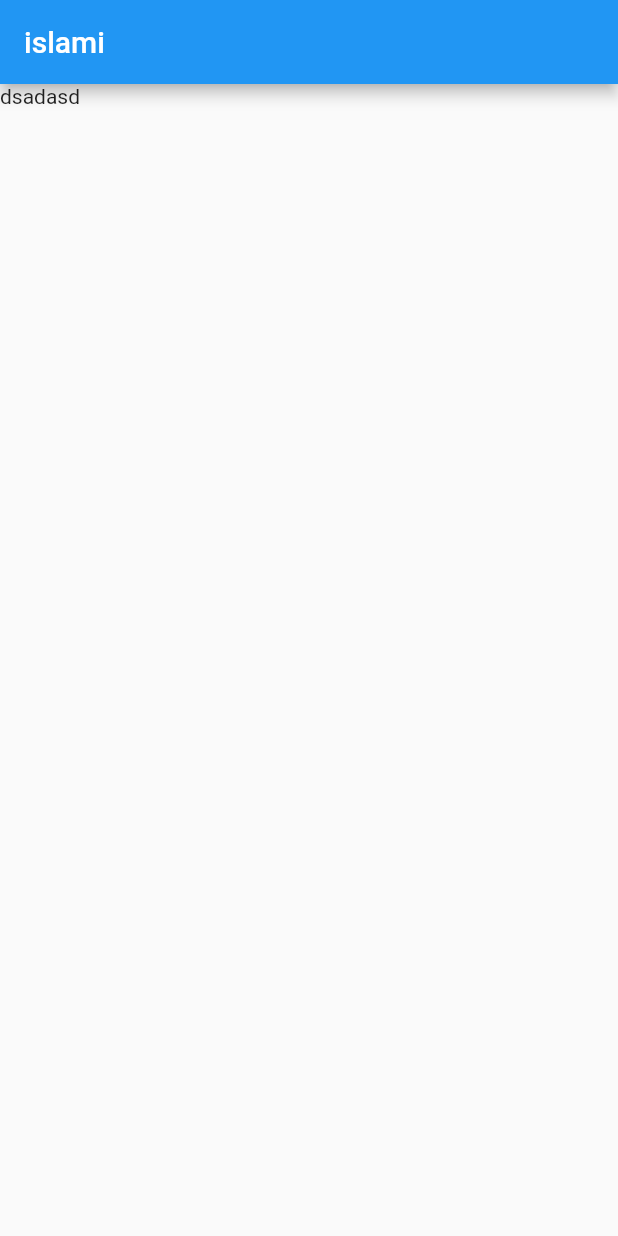
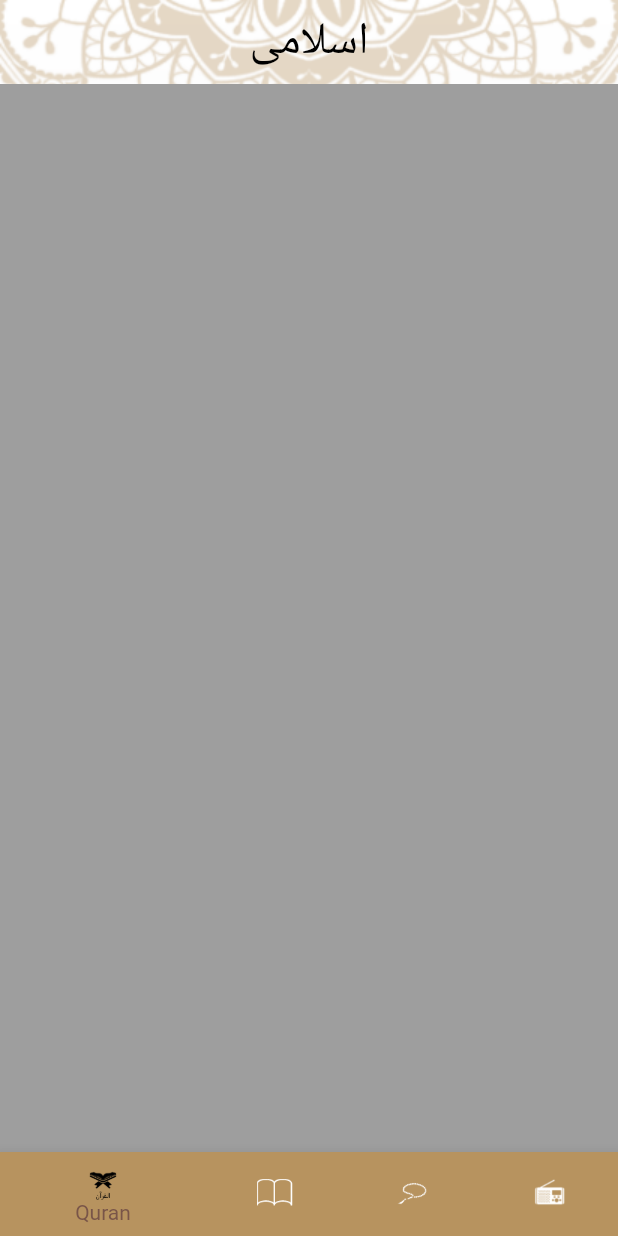
Before and after one commit to Awimer/islami, a Flutter app: the screen it shows after launch, on a phone screen of 412 x 824 dp. Run offline on Flutter 3.47's test engine with Material 2 defaults, Android fonts, the phone set to English and light mode, and no system bars.

Commit message:
home screen is done

```diff
--- /dev/null
+++ b/lib/hadeth_tab.dart
@@ -0,0 +1,11 @@
+import 'package:flutter/material.dart';
+
+class HadethTab extends StatelessWidget{
+  @override
+  Widget build(BuildContext context) {
+    return Container(
+      color: Colors.blue,
+    );
+  }
+
+}
--- a/lib/home_screen.dart
+++ b/lib/home_screen.dart
@@ -1,19 +1,73 @@
 import 'package:flutter/material.dart';
+import 'package:flutter/services.dart';
+import 'package:islami/hadeth_tab.dart';
+import 'package:islami/my_colors.dart';
+import 'package:islami/quran_tab.dart';
+import 'package:islami/radio_tab.dart';
+import 'package:islami/tasbeh_tab.dart';
 
-class HomeScreen extends StatelessWidget{
+class HomeScreen extends StatefulWidget{
   static const String routeName='Home';
+
   @override
+  State<HomeScreen> createState() => _HomeScreenState();
+}
+
+class _HomeScreenState extends State<HomeScreen> {
+  @override
+  int selectedIndex = 0;
+
   Widget build(BuildContext context) {
-   return Scaffold(
-     appBar: AppBar(
-       title: Text(
-         'islami'
+   return Container(
+     decoration: BoxDecoration(
+       image: DecorationImage(
+         image: AssetImage('assets/images/background_pattern.png',
+         ),
+         fit: BoxFit.fill,
        ),
      ),
-     body: Column(children: [
-       Text('dsadasd')
-     ],),
+       child: Scaffold(
+         backgroundColor: Colors.transparent,
+         appBar: AppBar(centerTitle: true,
+           backgroundColor: Colors.transparent,
+           elevation: 0,
+           title: Text('اسلامى',style: TextStyle(
+             color: Colors.black,
+             fontSize: 30,
+             fontWeight: FontWeight.w500,
+           ),),
+         ),
+         bottomNavigationBar: Theme(
+           data: Theme.of(context).copyWith(
+             canvasColor: MyColors.primaryColor
+           ),
+           child: BottomNavigationBar(
+             currentIndex:selectedIndex,
+             onTap: (index){
+               selectedIndex = index;
+               setState((){});
+             },
+             selectedIconTheme: IconThemeData(
+               color: Colors.black,
+             ),
+             unselectedIconTheme: IconThemeData(
+               color: Colors.white,
+             ),
+             selectedLabelStyle: TextStyle(color: Colors.black,),
+             selectedItemColor: Colors.brown,
+             unselectedItemColor: Colors.white,
+             items: [
+               BottomNavigationBarItem(icon: ImageIcon(AssetImage('assets/images/quran.png')),label:'Quran'),
+               BottomNavigationBarItem(icon: ImageIcon(AssetImage('assets/images/quran-quran-svgrepo-com.png')),label:'Hadeth'),
+               BottomNavigationBarItem(icon: ImageIcon(AssetImage('assets/images/sebha.png')),label:'Sebha'),
+               BottomNavigationBarItem(icon: ImageIcon(AssetImage('assets/images/radio.png')),label:'Radio'),
+
+             ],
+           ),
+         ),
+         body: tabs[selectedIndex],
+       ),
    );
   }
-
+  List<Widget> tabs = [QuranTab(),HadethTab(),TasbehTab(),RadioTab()];
 }
--- /dev/null
+++ b/lib/my_colors.dart
@@ -0,0 +1,4 @@
+import 'package:flutter/material.dart';
+class MyColors {
+  static final Color primaryColor = Color(0xFFB7935F);
+}
--- /dev/null
+++ b/lib/quran_tab.dart
@@ -0,0 +1,11 @@
+import 'package:flutter/material.dart';
+
+class QuranTab extends StatelessWidget{
+  @override
+  Widget build(BuildContext context) {
+   return Container(
+     color: Colors.grey,
+   );
+  }
+
+}
--- /dev/null
+++ b/lib/radio_tab.dart
@@ -0,0 +1,11 @@
+import 'package:flutter/material.dart';
+
+class RadioTab extends StatelessWidget{
+  @override
+  Widget build(BuildContext context) {
+    return Container(
+      color: Colors.red,
+    );
+  }
+
+}
--- /dev/null
+++ b/lib/tasbeh_tab.dart
@@ -0,0 +1,11 @@
+import 'package:flutter/material.dart';
+
+class TasbehTab extends StatelessWidget{
+  @override
+  Widget build(BuildContext context) {
+    return Container(
+      color: Colors.yellow,
+    );
+  }
+
+}
--- a/pubspec.yaml
+++ b/pubspec.yaml
@@ -58,7 +58,8 @@ flutter:
   uses-material-design: true
 
   # To add assets to your application, add an assets section, like this:
-  # assets:
+  assets:
+    - assets/images/
   #   - images/a_dot_burr.jpeg
   #   - images/a_dot_ham.jpeg
 
```
Also changed, not shown: assets/images/2.0x/quran-quran-svgrepo-com@2x.png (added), assets/images/2.0x/quran@2x.png (added), assets/images/2.0x/radio@2x.png (added), assets/images/2.0x/sebha@2x.png (added), assets/images/3.0x/quran-quran-svgrepo-com@3x.png (added), assets/images/3.0x/quran@3x.png (added), assets/images/3.0x/radio@3x.png (added), assets/images/3.0x/sebha@3x.png (added), assets/images/background_pattern.png (added), assets/images/quran-quran-svgrepo-com.png (added), assets/images/quran.png (added), assets/images/radio.png (added), assets/images/sebha.png (added).
